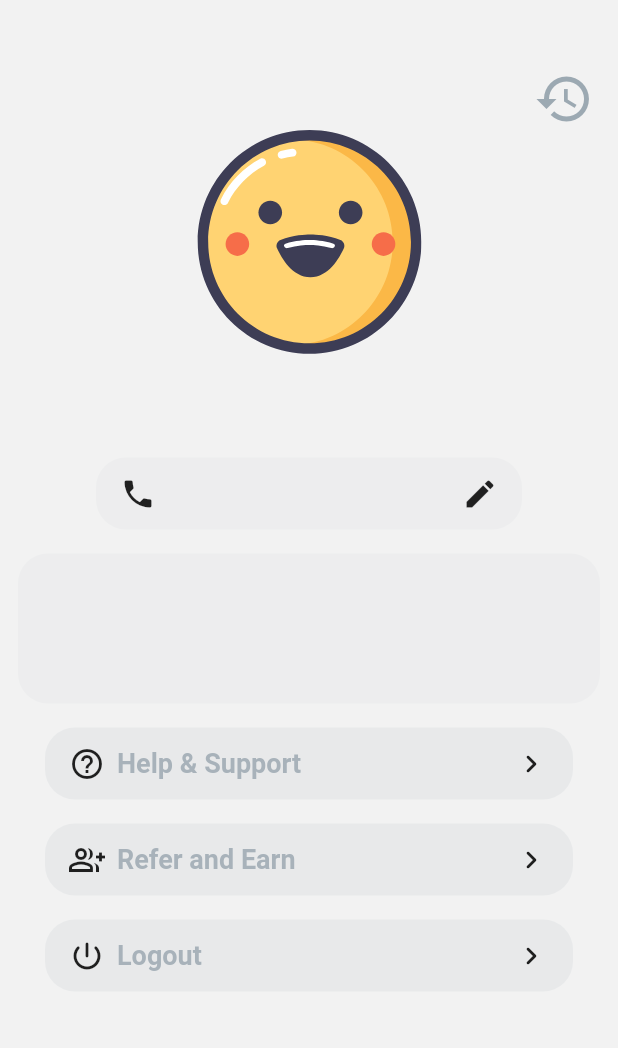
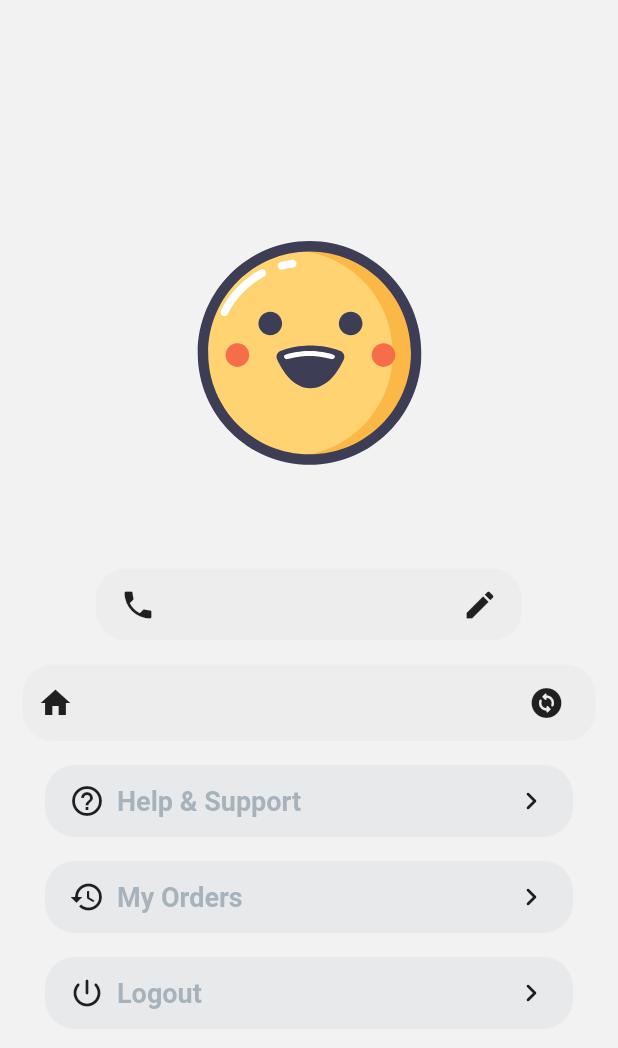
Before and after one commit to Sriraj-dev/Tongue_Restaurant_App, a Flutter app: the ProfileScreen screen opened directly, on a phone screen of 412 x 824 dp. Shown: the top 1048 px of the screen. Run offline on Flutter 3.47's test engine with Material 2 defaults, Android fonts, the phone set to English and light mode, and no system bars; our stand-ins replace connectivity, convex_bottom_bar, flutter_secure_storage, geocoding, geolocator, google_fonts and 5 more; missing offline and left inert: encrypt, flutter_tab_indicator_styler; accounts and stored records are empty; network calls fail; project files that could hold a hidden picture were left out.

Commit message:
Resolved error in profilePage

```diff
--- a/lib/Screens/ProfileScreen.dart
+++ b/lib/Screens/ProfileScreen.dart
@@ -20,20 +20,21 @@ class _ProfileScreenState extends State<ProfileScreen> {
       backgroundColor: Background_Color,
 
       body: Column(
+        mainAxisAlignment: MainAxisAlignment.center,
         children: [
           SizedBox(
             height: 30,
           ),
-          Padding(
-            padding: const EdgeInsets.only(right: 16.0,top: 16),
-            child: Row(
-              mainAxisAlignment: MainAxisAlignment.end,
-              children: [
-                //TODO order history
-                Icon(Icons.history,size: 40,color: kPrimaryColor.withOpacity(0.5),),
-              ],
-            ),
-          ),
+          // Padding(
+          //   padding: const EdgeInsets.only(right: 16.0,top: 16),
+          //   child: Row(
+          //     mainAxisAlignment: MainAxisAlignment.end,
+          //     children: [
+          //       //TODO order history
+          //       Icon(Icons.history,size: 40,color: kPrimaryColor.withOpacity(0.5),),
+          //     ],
+          //   ),
+          // ),
           Center(
             child: Container(
               child: Lottie.asset(
@@ -98,31 +99,31 @@ class _ProfileScreenState extends State<ProfileScreen> {
           ),
           //TODO address overflow condition
           Padding(
-            padding: const EdgeInsets.symmetric(vertical: 8.0, horizontal: 12),
+            padding: const EdgeInsets.symmetric(vertical: 8.0, horizontal: 15),
             child: Container(
-
-              height: 100,
+             // height: 100,
               decoration: BoxDecoration(
                   color: kPrimaryColor.withOpacity(0.03),
                   borderRadius: BorderRadius.all(Radius.circular(20))),
               child: Row(
-                mainAxisAlignment: MainAxisAlignment.spaceBetween,
-                crossAxisAlignment: CrossAxisAlignment.start,
                 children: [
-                  Column(
-                    children: [
-                      Expanded(
-                        child: Text(
-                          userAddress,
-                          style: TextStyle(
-                            fontSize: 18,
-                          ),
-                          maxLines: 3,
+                  SizedBox(width: 10,),
+                  Icon(Icons.home),
+                  SizedBox(width: 15,),
+                  Container(
+                    width: MediaQuery.of(context).size.width*0.7,
+                    child: Padding(
+                      padding: const EdgeInsets.symmetric(vertical: 15,horizontal: 5),
+                      child: Text(
+                        userAddress.substring(0,(userAddress.length>125)?125:userAddress.length),
+                        style: TextStyle(
+                          fontSize: 18,
                         ),
+                        //maxLines: 3,
                       ),
-                    ],
+                    ),
                   ),
-                  // Icon(Icons.edit_location_alt )
+                  Icon(Icons.change_circle_rounded)
                 ],
               ),
             ),
@@ -183,11 +184,11 @@ class _ProfileScreenState extends State<ProfileScreen> {
                       SizedBox(
                         width: 16,
                       ),
-                      Icon(Icons.group_add_outlined),
+                      Icon(Icons.history),
                       Padding(
                         padding: const EdgeInsets.only(left: 8.0),
                         child: Text(
-                          'Refer and Earn',
+                          'My Orders',
                           style: TextStyle(
                               fontWeight: FontWeight.bold,
                               color: kPrimaryColor.withOpacity(0.4),
@@ -254,11 +255,3 @@ class _ProfileScreenState extends State<ProfileScreen> {
     );
   }
 }
-//
-// (username == '')
-// ? Text('Username not found')
-// : Text('User found = $username',
-// style: GoogleFonts.lato(
-// fontSize: 17,
-// ),
-// ),
```
